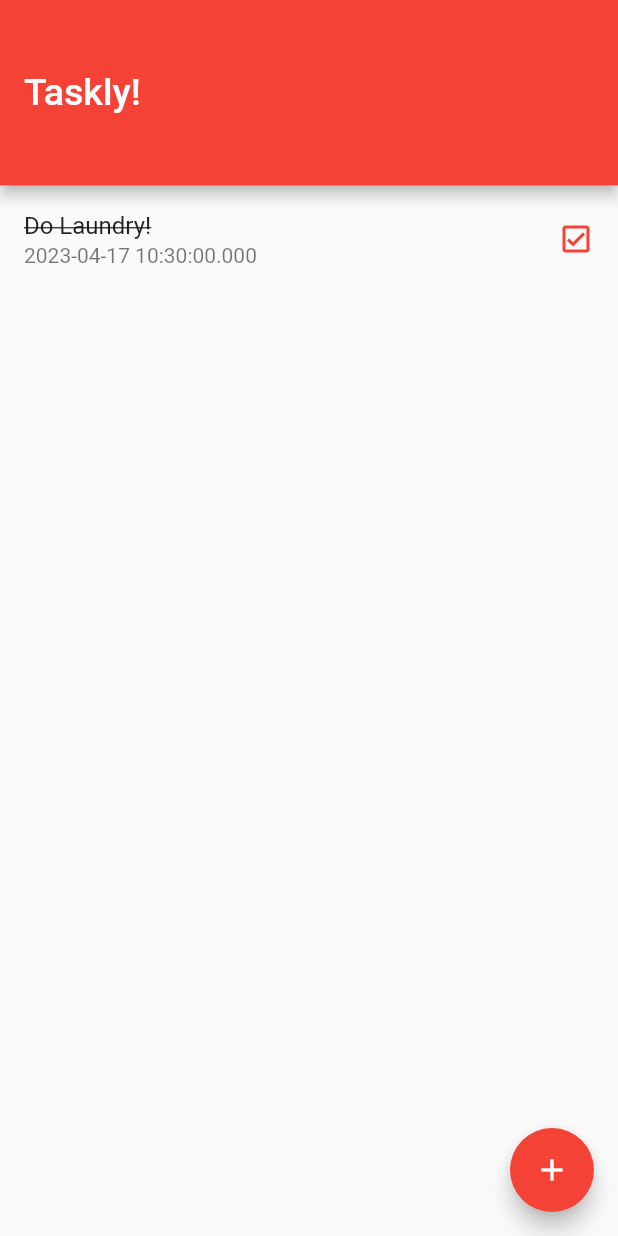
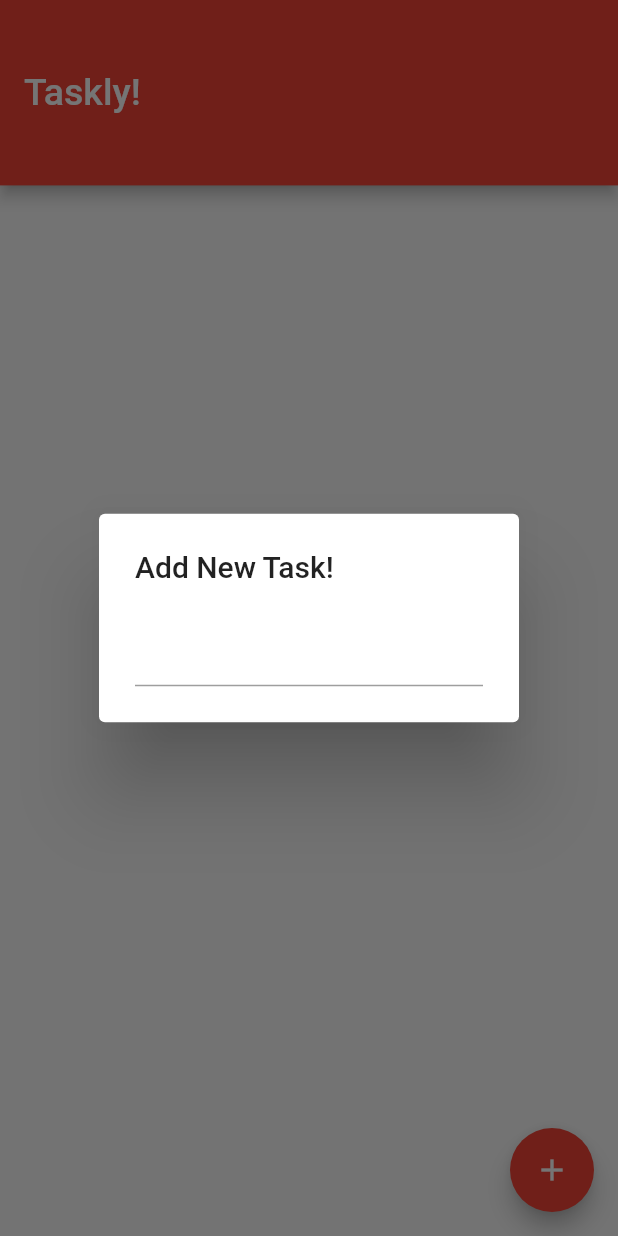
Before and after one commit to stephen-lang/TodoList-In-Flutter, a Flutter app: the screen it shows after launch, after a tap on the "add" icon, on a phone screen of 412 x 824 dp. Run offline on Flutter 3.47's test engine with Material 2 defaults, Android fonts, the phone set to English and light mode, and no system bars; our stand-ins replace hive_flutter; accounts and stored records are empty.

Commit message:
second commit

```diff
--- a/lib/main.dart
+++ b/lib/main.dart
@@ -1,7 +1,11 @@
 import 'package:flutter/material.dart';
 import 'package:taskly/pages/home_page.dart';
+import 'package:hive_flutter/hive_flutter.dart';
 
-void main() {
+//asynchronous function  waits till one is completed before moving to another
+void main() async {
+  // the hive creates a loading feature when data is been processed
+  await Hive.initFlutter("hive_boxes");
   runApp(const MyApp());
 }
 
@@ -16,22 +20,13 @@ class MyApp extends StatelessWidget {
       theme: ThemeData(
         primarySwatch: Colors.blue,
       ),
-      home: HomePage(),
+      home: const HomePage(),
     );
   }
 }
 
 class MyHomePage extends StatefulWidget {
   const MyHomePage({Key? key, required this.title}) : super(key: key);
-
-  // This widget is the home page of your application. It is stateful, meaning
-  // that it has a State object (defined below) that contains fields that affect
-  // how it looks.
-
-  // This class is the configuration for the state. It holds the values (in this
-  // case the title) provided by the parent (in this case the App widget) and
-  // used by the build method of the State. Fields in a Widget subclass are
-  // always marked "final".
 
   final String title;
 
@@ -92,7 +87,7 @@ class _MyHomePageState extends State<MyHomePage> {
             ),
             Text(
               '$_counter',
-              style: Theme.of(context).textTheme.headline4,
+              style: Theme.of(context).textTheme.headlineMedium,
             ),
           ],
         ),
--- /dev/null
+++ b/lib/models/task.dart
@@ -0,0 +1,28 @@
+class Task {
+  DateTime timestamp;
+  String content;
+  bool done;
+
+// constructor below
+  Task({
+    required this.content,
+    required this.timestamp,
+    required this.done,
+  });
+  factory Task.fromMap(Map task) {
+    return Task(
+      content: task["content"],
+      timestamp: task["timestamp"],
+      done: task["done"],
+    );
+  }
+
+// map returns information in a list form
+  Map toMap() {
+    return {
+      "content": content,
+      "timestamp": timestamp,
+      "done": done,
+    };
+  }
+}
--- a/lib/pages/home_page.dart
+++ b/lib/pages/home_page.dart
@@ -1,7 +1,9 @@
 import 'package:flutter/material.dart';
+import 'package:hive_flutter/hive_flutter.dart';
+import 'package:taskly/models/task.dart';
 
 class HomePage extends StatefulWidget {
-  HomePage({Key? key}) : super(key: key);
+  const HomePage({Key? key}) : super(key: key);
 
   @override
   State<HomePage> createState() => _HomePageState();
@@ -10,14 +12,18 @@ class HomePage extends StatefulWidget {
 class _HomePageState extends State<HomePage> {
   late double _deviceHeight;
   late double _deviceWidth;
+  Box? _box;
+  String? _newTaskContent;
   @override
   Widget build(BuildContext context) {
     _deviceHeight = MediaQuery.of(context).size.height;
     _deviceWidth = MediaQuery.of(context).size.width;
+    print("input Value:  + $_newTaskContent");
     return Scaffold(
       appBar: AppBar(
         backgroundColor: Colors.red,
         toolbarHeight: _deviceHeight * 0.15,
+        leadingWidth: _deviceWidth,
         title: const Text(
           "Taskly!",
           style: TextStyle(
@@ -25,31 +31,87 @@ class _HomePageState extends State<HomePage> {
           ),
         ),
       ),
-        body: _taskList(),
+      body: _tasksView(),
       floatingActionButton: FloatingActionButton(
-          onPressed: (() => {print("pressed nice!!!")}),
+        backgroundColor: Colors.red,
+        onPressed: _displayTaskPopup,
+        tooltip: 'Increment',
         child: const Icon(Icons.add),
-          backgroundColor: Colors.red,
-        ));
+      ),
+    );
   }
+
+  Widget _tasksView() {
+    return FutureBuilder(
+      future: Hive.openBox("tasks"),
+      builder: (BuildContext _context, AsyncSnapshot _snapshot) {
+        if (_snapshot.connectionState == ConnectionState.done) {
+          _box = _snapshot.data;
+          return _taskList();
+        } else {
+          return const Center(
+            child: CircularProgressIndicator(),
+          );
+        }
+      },
+    );
+  }
+
+  void _displayTaskPopup() {
+    // flutter defined function
+    showDialog(
+      context: context,
+      builder: (BuildContext _context) {
+        return AlertDialog(
+          title: const Text('Add New Task!'),
+          content: TextField(
+            onSubmitted: (_value) {
+              if (_newTaskContent != null) {
+                var _task = Task(
+                    content: _newTaskContent!,
+                    timestamp: DateTime.now(),
+                    done: false);
+                _box!.add(_task.toMap());
+                setState(() {
+                  _newTaskContent = null;
+                  Navigator.pop(context);
+                });
+              }
+            },
+            onChanged: (_value) {
+              setState(() {
+                _newTaskContent = _value;
+              });
+            },
+          ),
+        );
+      },
+    );
   }
 
   Widget _taskList() {
-  return ListView(
-    children: [
-      ListTile(
-        title: const Text(
-          "Do Laundry!",
+    List tasks = _box!.values.toList();
+
+    return ListView.builder(
+      itemCount: tasks.length,
+      itemBuilder: (BuildContext _context, int _index) {
+        var task = Task.fromMap(tasks[_index]);
+        return ListTile(
+          title: Text(
+            task.content,
             style: TextStyle(
-            decoration: TextDecoration.lineThrough,
+              decoration: task.done ? TextDecoration.lineThrough : null,
             ),
           ),
-        subtitle: Text(DateTime.now().toString()),
-        trailing: const Icon(
-          Icons.check_box_outlined,
+          subtitle: Text(task.timestamp.toString()),
+          trailing: Icon(
+            task.done
+                ? Icons.check_box_outlined
+                : Icons.check_box_outline_blank_outlined,
             color: Colors.red,
           ),
-      ),
-    ],
+        );
+      },
     );
   }
+}
```
Also changed, not shown: pubspec.lock, 1 other file. Lines whose indentation alone changed are shown as unchanged.
